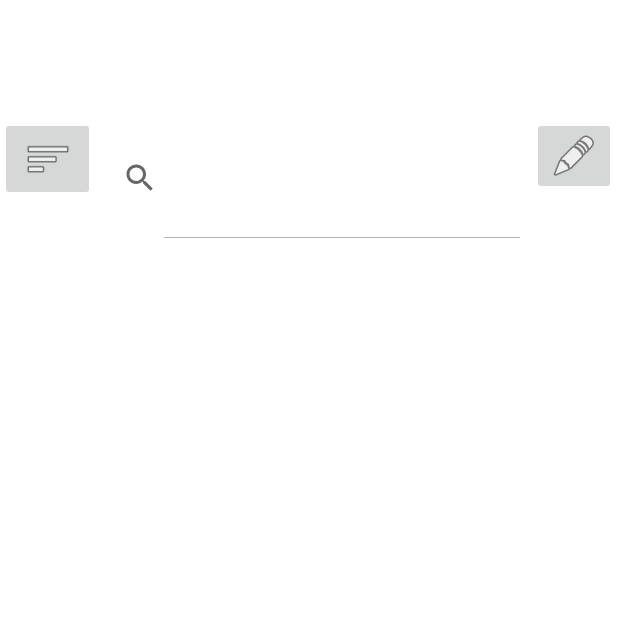
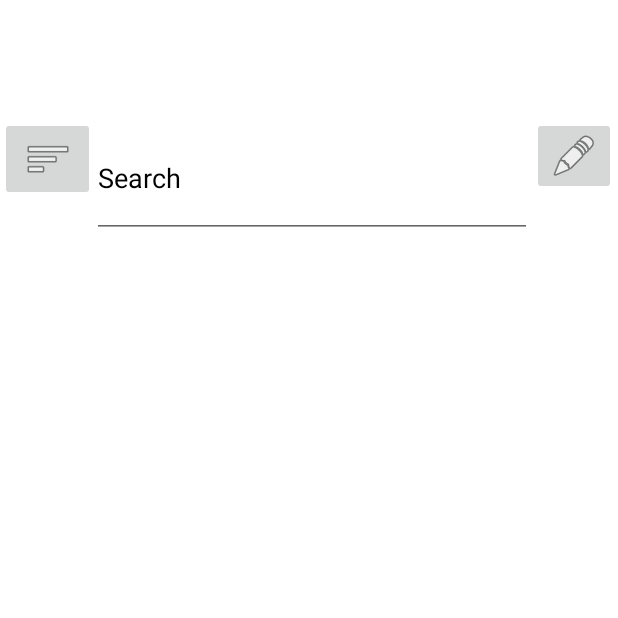
Before and after one commit to oskarklear/Tarkov_Companion, an Android app: the screen it shows after launch (MainActivity), on a phone screen of 412 x 824 dp, the top half of it. Run offline under Robolectric (Android 15) with nearby library versions, the phone set to English and light mode, and no system bars; our stand-ins replace Room's generated code.

Commit message:
Added custome search functionality with search history, full room database functionality

```diff
--- a/app/build.gradle
+++ b/app/build.gradle
@@ -32,6 +32,7 @@ dependencies {
     implementation "androidx.appcompat:appcompat:$appcompat_version"
     implementation "androidx.lifecycle:lifecycle-viewmodel:$lifecycle_version"
     implementation "androidx.constraintlayout:constraintlayout:$constraintlayout_version"
+    implementation "androidx.room:room-runtime:$room_version"
     implementation "com.squareup.retrofit2:retrofit:$retrofit_version"
     implementation "com.squareup.retrofit2:converter-scalars:$retrofit_version"
     implementation "com.squareup.retrofit2:converter-gson:$retrofit_gson_version"
@@ -41,4 +42,6 @@ dependencies {
     testImplementation 'junit:junit:4.13.2'
     androidTestImplementation 'androidx.test.ext:junit:1.1.3'
     androidTestImplementation 'androidx.test.espresso:espresso-core:3.4.0'
+
+    annotationProcessor "androidx.room:room-compiler:$room_version"
 }
--- /dev/null
+++ b/app/src/main/java/com/tarkovcompanion/app/AppDatabase.java
@@ -0,0 +1,33 @@
+package com.tarkovcompanion.app;
+
+import android.content.Context;
+
+import androidx.room.Database;
+import androidx.room.Room;
+import androidx.room.RoomDatabase;
+
+import java.util.concurrent.Executor;
+import java.util.concurrent.ExecutorService;
+import java.util.concurrent.Executors;
+
+@Database(entities = {Search.class}, version = 1)
+public abstract class AppDatabase extends RoomDatabase {
+    public abstract SearchDao getSearchDao();
+    private static volatile AppDatabase instance;
+    private static final int numberOfThreads = 2;
+    static final ExecutorService databaseWriteExectutor =
+            Executors.newFixedThreadPool(numberOfThreads);
+
+    static AppDatabase getDatabase(final Context context) {
+        if (instance == null) {
+            synchronized (AppDatabase.class) {
+                instance = Room.databaseBuilder(
+                        context.getApplicationContext(),
+                        AppDatabase.class,
+                        "app_database").build();
+            }
+        }
+        return instance;
+    }
+
+}
--- a/app/src/main/java/com/tarkovcompanion/app/MainFragment.java
+++ b/app/src/main/java/com/tarkovcompanion/app/MainFragment.java
@@ -1,9 +1,13 @@
 package com.tarkovcompanion.app;
 
 import android.app.Activity;
+import android.app.SearchManager;
 import android.content.Context;
+import android.content.SearchRecentSuggestionsProvider;
 import android.os.Bundle;
 import android.provider.SearchRecentSuggestions;
+import android.text.Editable;
+import android.text.TextWatcher;
 import android.util.Log;
 
 import androidx.annotation.NonNull;
@@ -15,6 +19,8 @@ import androidx.lifecycle.ViewModelProvider;
 import androidx.lifecycle.ViewModelStoreOwner;
 import androidx.recyclerview.widget.LinearLayoutManager;
 import androidx.recyclerview.widget.RecyclerView;
+
+import android.view.KeyEvent;
 import android.view.LayoutInflater;
 import android.view.Menu;
 import android.view.MenuInflater;
@@ -22,13 +28,19 @@ import android.view.MenuItem;
 import android.view.View;
 import android.view.ViewGroup;
 import android.view.WindowManager;
+import android.view.inputmethod.InputMethodManager;
+import android.widget.ArrayAdapter;
+import android.widget.AutoCompleteTextView;
 import android.widget.ImageView;
+import android.widget.SimpleCursorAdapter;
 import android.widget.Toast;
 
+import java.security.Key;
 import java.sql.Array;
 import java.util.ArrayList;
 import java.util.List;
 import java.util.Objects;
+import java.util.Random;
 
 /**
  * A simple {@link Fragment} subclass.
@@ -38,10 +50,12 @@ import java.util.Objects;
 public class MainFragment extends Fragment {
 
     private ItemViewModel itemViewModel;
+    private SearchViewModel searchViewModel;
     private RecyclerView recyclerView;
     private ItemAdapter adapter;
+    private SearchAdapter autoCompleteAdapter;
     private ArrayList<Item> itemList;
-
+    private Activity activity;
 
     public MainFragment() {
         // Required empty public constructor
@@ -66,9 +80,12 @@ public class MainFragment extends Fragment {
     @Override
     public void onCreate(Bundle savedInstanceState) {
         super.onCreate(savedInstanceState);
-        Activity activity =  requireActivity();
+        activity =  requireActivity();
         itemViewModel = new ViewModelProvider((ViewModelStoreOwner) activity)
                 .get(ItemViewModel.class);
+        searchViewModel = new ViewModelProvider((ViewModelStoreOwner) activity)
+                .get(SearchViewModel.class);
+
     }
 
     @Override
@@ -88,35 +105,78 @@ public class MainFragment extends Fragment {
 
     @Override
     public void onViewCreated(View view, @Nullable Bundle savedInstanceState) {
-        SearchView searchView = (SearchView) view.findViewById(R.id.searchView);
-        searchView.setIconifiedByDefault(false);
-        searchView.setQueryRefinementEnabled(true);
-        SearchRecentSuggestions suggestions = new SearchRecentSuggestions(this.getContext(),
-                SuggestionProvider.AUTHORITY, SuggestionProvider.MODE);
+        Context currentContext = requireContext();
+        autoCompleteAdapter = new SearchAdapter(currentContext, R.layout.list_item_x_button, new ArrayList<Search>(), searchViewModel);
+
+        AutoCompleteTextView searchView = (AutoCompleteTextView) view.findViewById(R.id.searchView);
+        searchView.setThreshold(1);
+        searchView.setAdapter(autoCompleteAdapter);
         itemViewModel.getItemLiveData().observe(getViewLifecycleOwner(), new Observer<List<Item>>() {
             @Override
             public void onChanged(List<Item> items) {
-                Log.v("Error", "Change in data observed");
+                Log.v("Error", "Change in item data observed");
                 if (items != null) {
                     adapter.updateAdapterList((ArrayList<Item>) items);
                     Log.v("Error", "Adapter updated");
                 }
             }
         });
-        searchView.setOnQueryTextListener(new SearchView.OnQueryTextListener() {
+        searchViewModel.getSearchLiveData().observe(getViewLifecycleOwner(), new Observer<List<Search>>() {
             @Override
-            public boolean onQueryTextSubmit(String query) {
-                suggestions.saveRecentQuery(query, null);
-                Log.v("Error", "Retrieving new items...");
-                itemViewModel.retrieveItems(query);
+            public void onChanged(List<Search> searches) {
+                if (searches != null) {
+                    Log.v("Error", "Change in search data observed");
+                    autoCompleteAdapter.clear();
+                    autoCompleteAdapter.addAll(searches);
+                    autoCompleteAdapter.notifyDataSetChanged();
+                }
+            }
+        });
+
+        searchView.setOnClickListener(new View.OnClickListener() {
+
+            @Override
+            public void onClick(View view) {
+                Log.v("Error", ""+ autoCompleteAdapter.getCount());
+                if (autoCompleteAdapter != null && autoCompleteAdapter.getCount() != 0) {
+                    ((AutoCompleteTextView) view).showDropDown();
+                }
+
+           }
+
+        });
+        searchView.setOnKeyListener(new View.OnKeyListener() {
+            @Override
+            public boolean onKey(View view, int keyCode, KeyEvent keyEvent) {
+                if (keyCode == KeyEvent.KEYCODE_ENTER) {
+                    String searchQuery = searchView.getText().toString();
+                    if (!searchQuery.equals("")) {
+                        Log.v("Error", "Retrieving new items...");
+                        Log.v("Error", searchQuery);
+                        itemViewModel.retrieveItems(searchQuery);
+                        searchViewModel.insert(new Search(searchQuery));
+                        InputMethodManager imm = (InputMethodManager)activity.getSystemService(Context.INPUT_METHOD_SERVICE);
+                        imm.hideSoftInputFromWindow(activity.getCurrentFocus().getWindowToken(), 0);
+                        activity.getCurrentFocus().clearFocus();
+                    }
+                }
                 return true;
+            }
+        });
+        searchView.addTextChangedListener(new TextWatcher() {
+            @Override
+            public void beforeTextChanged(CharSequence charSequence, int start, int count, int before) {
+
             }
 
             @Override
-            public boolean onQueryTextChange(String newText) {
-                //filter(newText);
-                //suggestions.saveRecentQuery(newText, null);
-                return false;
+            public void onTextChanged(CharSequence charSequence, int start, int before, int count) {
+                //autoCompleteAdapter.getFilter()
+            }
+
+            @Override
+            public void afterTextChanged(Editable editable) {
+
             }
         });
     }
--- /dev/null
+++ b/app/src/main/java/com/tarkovcompanion/app/SearchAdapter.java
@@ -0,0 +1,86 @@
+package com.tarkovcompanion.app;
+
+import android.content.Context;
+import android.text.Layout;
+import android.view.LayoutInflater;
+import android.view.View;
+import android.view.ViewGroup;
+import android.widget.ArrayAdapter;
+import android.widget.Filter;
+import android.widget.ImageView;
+import android.widget.SearchView;
+import android.widget.TextView;
+
+import org.w3c.dom.Text;
+
+import java.util.ArrayList;
+import java.util.List;
+
+public class SearchAdapter extends ArrayAdapter<Search> {
+
+    private List<Search> searchList;
+    private LayoutInflater inflater;
+    private Context context;
+    private SearchViewModel searchViewModel;
+
+    public SearchAdapter(Context context, int resourceId, ArrayList<Search> searchList, SearchViewModel searchViewModel) {
+        super(context, resourceId, searchList);
+        this.context = context;
+        this.searchList = searchList;
+        this.searchViewModel = searchViewModel;
+        inflater = (LayoutInflater) context.getSystemService(Context.LAYOUT_INFLATER_SERVICE);
+    }
+
+    @Override
+    public View getView(int position, View convertView, ViewGroup parent) {
+
+        View view = convertView;
+        if (view == null) {
+            view = inflater.inflate(R.layout.list_item_x_button, parent, false);
+        }
+
+        TextView searchText = (TextView)view.findViewById(R.id.searchTextView);
+        ImageView delete = (ImageView)view.findViewById(R.id.deleteSearchButton);
+
+        Search search = searchList.get(position);
+
+        searchText.setText(search.searchText);
+        delete.setOnClickListener(new View.OnClickListener() {
+            @Override
+            public void onClick(View view) {
+                searchList.remove(position);
+                searchViewModel.delete(search);
+                notifyDataSetChanged();
+            }
+        });
+
+        return view;
+    }
+
+    public void clear() {
+        this.searchList.clear();
+    }
+
+    public void addAll(List<Search> searchList) {
+        this.searchList.addAll(searchList);
+    }
+
+    @Override
+    public int getCount() {
+        return searchList.size();
+    }
+
+    @Override
+    public Search getItem(int position) {
+        return searchList.get(position);
+    }
+
+    @Override
+    public Filter getFilter() {
+        return super.getFilter();
+    }
+
+
+
+
+}
--- /dev/null
+++ b/app/src/main/java/com/tarkovcompanion/app/SearchDao.java
@@ -0,0 +1,30 @@
+package com.tarkovcompanion.app;
+
+import androidx.lifecycle.LiveData;
+import androidx.room.Dao;
+import androidx.room.Delete;
+import androidx.room.Insert;
+import androidx.room.OnConflictStrategy;
+import androidx.room.Query;
+
+import java.util.List;
+
+@Dao
+public interface SearchDao {
+    @Insert(onConflict = OnConflictStrategy.REPLACE)
+    void insert(Search search);
+
+    @Delete
+    void delete(Search search);
+
+    @Query("DELETE FROM search_table")
+    void deleteAll();
+
+    @Query("SELECT search FROM search_table")
+    public LiveData<List<Search>> loadAllSearches();
+
+    @Query("SELECT search FROM search_table WHERE search LIKE :query")
+    public LiveData<List<Search>> findSimilarSearch(String query);
+
+
+}
--- /dev/null
+++ b/app/src/main/java/com/tarkovcompanion/app/SearchRepository.java
@@ -0,0 +1,50 @@
+package com.tarkovcompanion.app;
+
+import android.app.Application;
+
+import androidx.lifecycle.LiveData;
+
+import java.util.List;
+
+public class SearchRepository {
+
+    private SearchDao searchDao;
+    private LiveData<List<Search>> allSearches;
+    private final String TAG = getClass().getSimpleName();
+
+    SearchRepository(Application app) {
+        AppDatabase db = AppDatabase.getDatabase(app);
+        searchDao = db.getSearchDao();
+        allSearches = searchDao.loadAllSearches();
+    }
+
+    void insert(Search search) {
+        AppDatabase.databaseWriteExectutor.execute(() -> {
+            searchDao.insert(search);
+        });
+    }
+
+    void delete(Search search) {
+        AppDatabase.databaseWriteExectutor.execute(() -> {
+            searchDao.delete(search);
+        });
+    }
+
+    void deleteAll() {
+        AppDatabase.databaseWriteExectutor.execute(() -> {
+            searchDao.deleteAll();
+        });
+    }
+
+    LiveData<List<Search>> getAllSearches() {
+        return allSearches;
+    }
+
+    LiveData<List<Search>> findSimilarSearch(String query) {
+        return searchDao.findSimilarSearch(query);
+    }
+
+
+
+
+}
--- /dev/null
+++ b/app/src/main/java/com/tarkovcompanion/app/SearchViewModel.java
@@ -0,0 +1,35 @@
+package com.tarkovcompanion.app;
+
+import android.app.Application;
+
+import androidx.lifecycle.AndroidViewModel;
+import androidx.lifecycle.LiveData;
+
+import java.util.List;
+
+public class SearchViewModel extends AndroidViewModel {
+
+    private final SearchRepository repository;
+
+    private final LiveData<List<Search>> searchLiveData;
+
+
+    public SearchViewModel(Application app) {
+        super(app);
+        this.repository = new SearchRepository(app);
+        searchLiveData = repository.getAllSearches();
+    }
+
+    public void insert(Search search) { repository.insert(search); }
+
+    public void delete(Search search) { repository.delete(search); };
+
+    public void deleteAll() { repository.deleteAll(); }
+
+    LiveData<List<Search>> getSearchLiveData() { return searchLiveData; }
+
+    LiveData<List<Search>> findSimilarSearch(String query) {
+        return repository.findSimilarSearch(query);
+    };
+
+}
--- a/app/src/main/java/com/tarkovcompanion/app/TarkovDevFetcher.java
+++ b/app/src/main/java/com/tarkovcompanion/app/TarkovDevFetcher.java
@@ -41,6 +41,10 @@ public class TarkovDevFetcher {
             public void onResponse(@NonNull Call<TarkovDevResponse> call,
                                    @NonNull Response<TarkovDevResponse> response) {
                 TarkovDevResponse tarkovDevResponse = response.body();
+                if (tarkovDevResponse == null) {
+                    Log.v("Error", "API Response was null!");
+                    return;
+                }
                 DataResponse dataResponse = tarkovDevResponse.getDataResponse();
                 List<Item> items = dataResponse.getItems();
                 responseLiveData.setValue(items);
--- a/app/src/main/res/layout/fragment_main.xml
+++ b/app/src/main/res/layout/fragment_main.xml
@@ -29,9 +29,6 @@
         app:layout_constraintEnd_toEndOf="parent"
         app:layout_constraintTop_toTopOf="parent" />
 
-
-
-
     <ImageButton
         android:id="@+id/imageButton2"
         android:layout_width="63dp"
@@ -43,24 +40,24 @@
         app:layout_constraintStart_toStartOf="parent"
         app:layout_constraintTop_toTopOf="parent" />
 
-    <androidx.appcompat.widget.SearchView
+    <androidx.appcompat.widget.AppCompatAutoCompleteTextView
         android:id="@+id/searchView"
         android:layout_width="293dp"
         android:layout_height="79dp"
         android:layout_marginTop="32dp"
         android:layout_marginBottom="9dp"
-        android:editTextColor="@color/black"
-        android:icon="@android:drawable/ic_menu_search"
-        android:searchSuggestAuthority="com.tarkovcompanion.app.SuggestionProvider"
-        android:searchSuggestSelection=" ?"
-        android:textColorHint="@color/black"
-        android:tint="@color/black"
-        android:title="@string/Search"
+        android:theme="@style/AutoCompleteTextViewStyle"
+        android:textColor="@color/black"
+        android:maxLines="1"
+        android:lines="1"
+        android:singleLine="true"
         app:layout_constraintBottom_toTopOf="@+id/recyclerView"
         app:layout_constraintEnd_toStartOf="@+id/imageButton"
         app:layout_constraintHorizontal_bias="1.0"
         app:layout_constraintStart_toEndOf="@+id/imageButton2"
         app:layout_constraintTop_toTopOf="parent"
-        app:layout_constraintVertical_bias="0.0" />
+        app:layout_constraintVertical_bias="0.0"
+        />
+
 
 </androidx.constraintlayout.widget.ConstraintLayout>
--- /dev/null
+++ b/app/src/main/res/values/styles.xml
@@ -0,0 +1,8 @@
+<?xml version="1.0" encoding="utf-8" ?>
+<resources>
+    <style name="AutoCompleteTextViewStyle" parent="Widget.AppCompat.AutoCompleteTextView">
+        <item name="android:textColorHint">@color/black</item>
+        <item name="android:hint">"Search"</item>
+        <item name="android:tint">@color/black</item>
+    </style>
+</resources>
--- a/app/src/main/res/xml/searchable.xml
+++ b/app/src/main/res/xml/searchable.xml
@@ -1,6 +1,7 @@
 <?xml version="1.0" encoding="utf-8"?>
 <searchable xmlns:android="http://schemas.android.com/apk/res/android"
     android:label="@string/app_label"
-    android:searchSuggestAuthority=".SuggestionProvider"
+    android:hint="@string/Search"
+    android:searchSuggestAuthority="com.tarkovcompanion.app.SuggestionProvider"
     android:searchSuggestSelection=" ?" >
 </searchable>
--- a/build.gradle
+++ b/build.gradle
@@ -8,6 +8,7 @@ ext {
     appcompat_version="1.5.0"
     lifecycle_version="2.3.1"
     constraintlayout_version="2.1.4"
+    room_version="2.3.0"
     retrofit_version="2.9.0"
     retrofit_gson_version="2.1.0"
     google_gson_version="2.8.9"
```
Also changed, not shown: app/src/main/AndroidManifest.xml (+0 -11 lines), app/src/main/java/com/tarkovcompanion/app/Search.java (added, +30 -0 lines), app/src/main/java/com/tarkovcompanion/app/SearchableActivity.java (deleted, +0 -31 lines), app/src/main/java/com/tarkovcompanion/app/SuggestionProvider.java (deleted, +0 -12 lines), app/src/main/res/layout/list_item_x_button.xml (added, +32 -0 lines).
